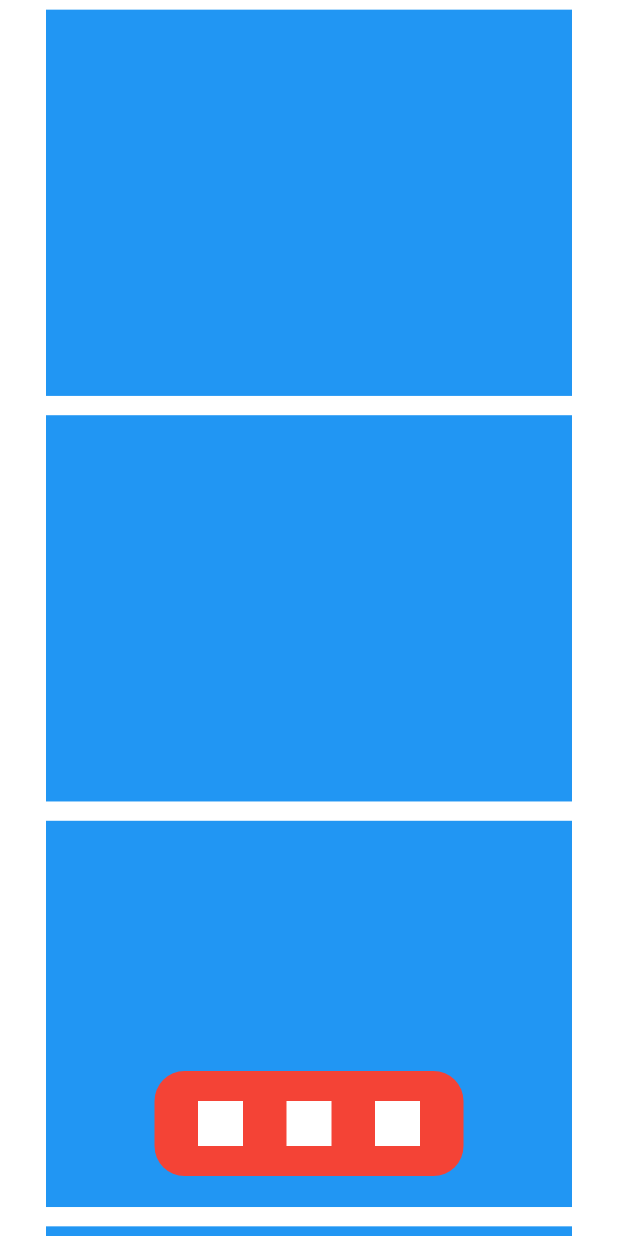
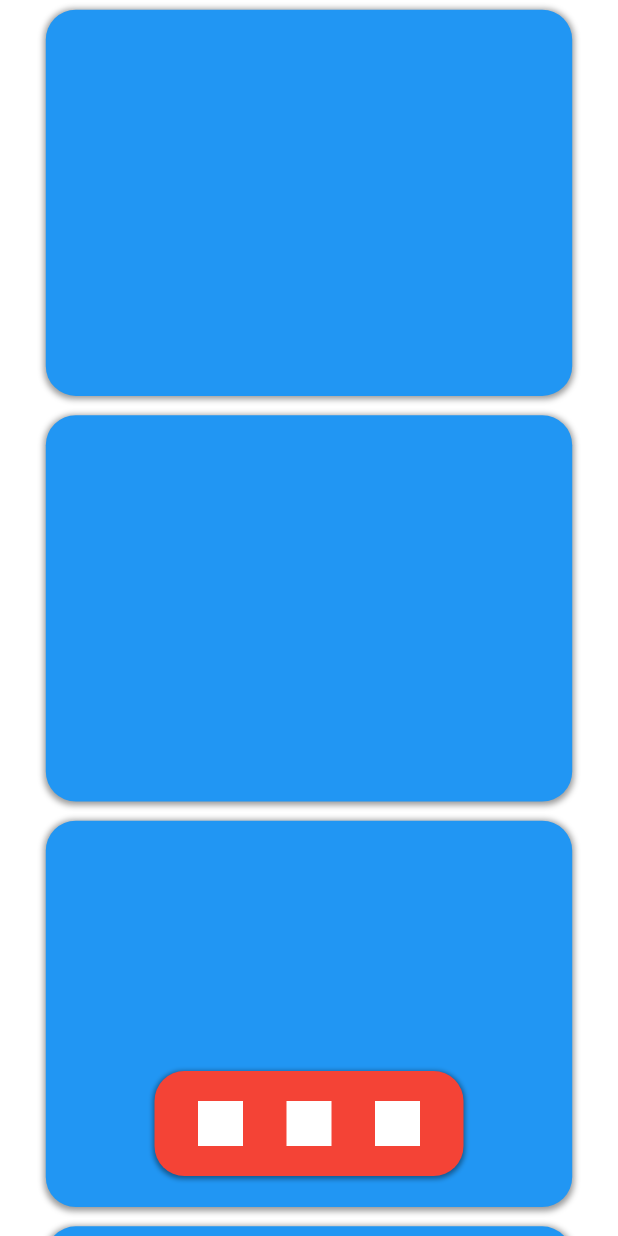
Before and after one commit to camilo1498/flutter_animation, a Flutter app: the ExpandableNavBarPage screen opened by its route, on a phone screen of 412 x 824 dp. Run offline on Flutter 3.47's test engine with Material 2 defaults, Android fonts, the phone set to English and light mode, and no system bars; our stand-ins replace dio, flutter_screenutil, get; network calls fail; statements that could not run were skipped.

Commit message:
added expandable nav bar

```diff
--- a/lib/pages/expandable_nav_bar/expandable_nav_bar_page.dart
+++ b/lib/pages/expandable_nav_bar/expandable_nav_bar_page.dart
@@ -18,18 +18,32 @@ class ExpandableNavBarPage extends StatelessWidget {
         child: Stack(
           alignment: Alignment.center,
           children: [
-            Padding(
-              padding: EdgeInsets.symmetric(horizontal: 80.w),
+            SafeArea(
+              bottom: false,
+              child: Padding(
+                padding: EdgeInsets.symmetric(horizontal: 60.w),
                 child: ListView.builder(
                   itemCount: 15,
                   padding: EdgeInsets.only(bottom: ctrl.minHeight + 100.h),
                   physics: const BouncingScrollPhysics(),
                   itemBuilder: (_, index) => Padding(
-                  padding: EdgeInsets.symmetric(vertical: 15.h),
+                    padding: EdgeInsets.symmetric(vertical: 15.h, horizontal: 20.w),
                     child: Container(
                       height: 600.h,
                       width: screenUtil.screenWidth,
+                      decoration: BoxDecoration(
                         color: Colors.blue,
+                        borderRadius: BorderRadius.circular(20),
+                        boxShadow: [
+                          BoxShadow(
+                            color: Colors.black.withOpacity(0.4),
+                            blurRadius: 3,
+                            spreadRadius: 1,
+                            offset: const Offset(0, 1)
+                          )
+                        ]
+                      ),
+                    ),
                   ),
                 ),
               ),
@@ -55,7 +69,15 @@ class ExpandableNavBarPage extends StatelessWidget {
                               borderRadius: BorderRadius.vertical(
                                   top: const Radius.circular(20),
                                   bottom: Radius.circular(ctrl.borderRadius(value))
+                              ),
+                              boxShadow: [
+                                BoxShadow(
+                                    color: Colors.black.withOpacity(0.4),
+                                    blurRadius: 2,
+                                    spreadRadius: 1,
+                                    offset: const Offset(0, 1)
                                 )
+                              ]
                           ),
                           child: ctrl.expanded ? Opacity(
                             opacity: ctrl.animController.value,
```
Lines whose indentation alone changed are shown as unchanged.
